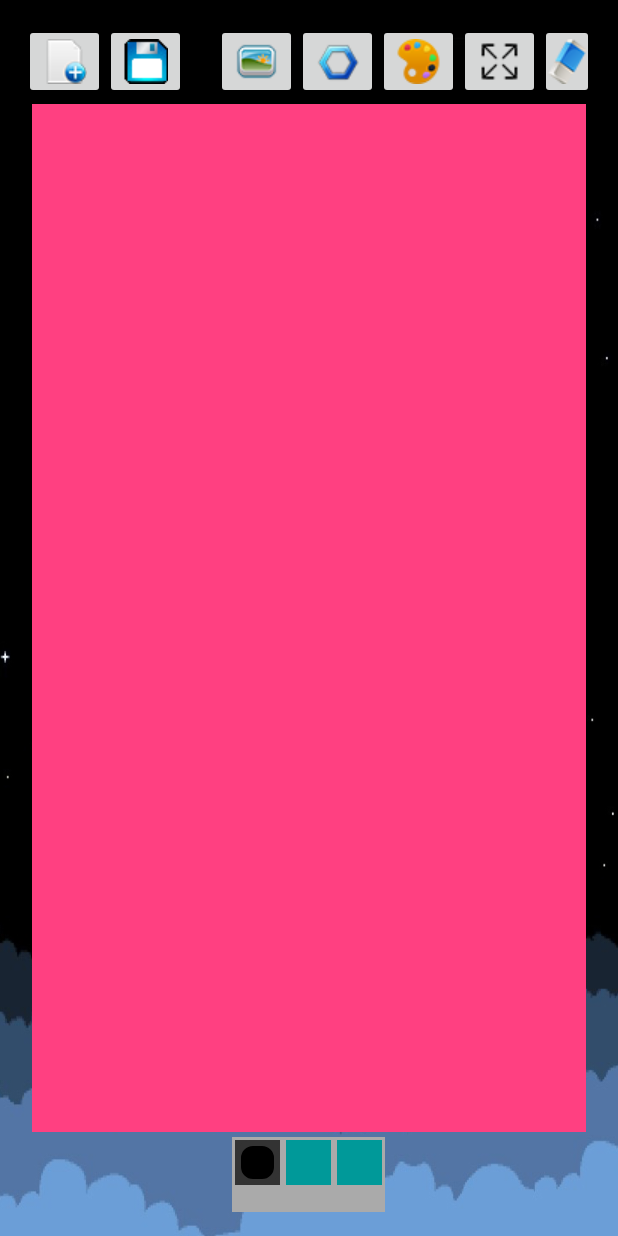
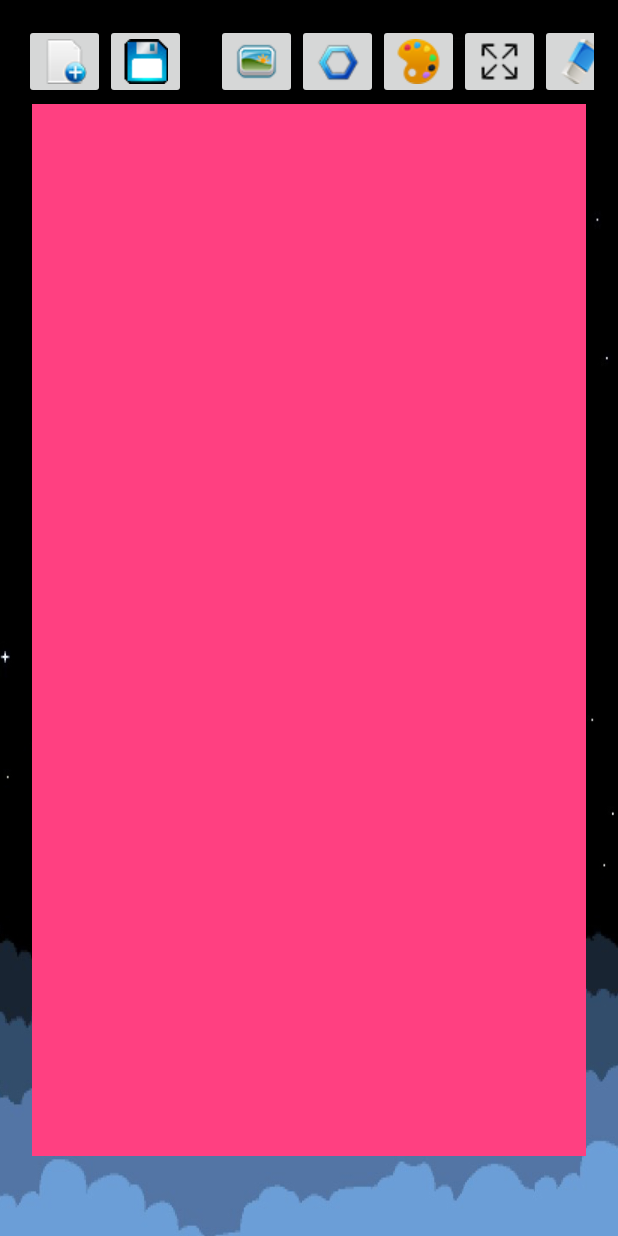
Before and after one commit to Android-Apps-Team-Charlie/The-Adventures-Of-Charlie, an Android app: the DrawingActivity screen opened directly, with no data from a screen before it, on a phone screen of 412 x 824 dp. Run offline under Robolectric (Android 15) with nearby library versions, the phone set to English and light mode, and no system bars.

Commit message:
added horizontal scrolls to toolbars

```diff
--- a/CharlieTheUnicornComicStrip/app/src/main/java/com/charlietheunicorn/charlietheunicorncomicstrip/DrawingActivity.java
+++ b/CharlieTheUnicornComicStrip/app/src/main/java/com/charlietheunicorn/charlietheunicorncomicstrip/DrawingActivity.java
@@ -6,6 +6,7 @@
 import android.content.DialogInterface;
 import android.graphics.Bitmap;
 import android.graphics.Canvas;
+import android.opengl.Visibility;
 import android.os.Bundle;
 import android.os.Environment;
 import android.provider.MediaStore;
@@ -24,9 +25,11 @@
     //custom drawing view
     private DrawingCanvasView drawingCanvasView;
     //buttons
-    private ImageButton currPaint, backgroundBtn, drawBtn, eraseBtn, newBtn, saveBtn;
+    private ImageButton currPaint, backgroundBtn, drawBtn, eraseBtn, newBtn, saveBtn, colorsBtn;
     //sizes
     private float smallBrush, mediumBrush, largeBrush;
+
+    private View footer;
     @Override
     protected void onCreate(Bundle savedInstanceState) {
         super.onCreate(savedInstanceState);
@@ -36,8 +39,8 @@
         drawingCanvasView = (DrawingCanvasView)findViewById(R.id.body);
 
         //get the palette and first color button
-        View footer = findViewById(R.id.footer);
-        LinearLayout paintLayout = (LinearLayout)footer;
+        footer = findViewById(R.id.footer);
+        LinearLayout paintLayout = (LinearLayout)footer.findViewById(R.id.drawing_toolbar_bottom_layout);
         currPaint = (ImageButton)paintLayout.getChildAt(0);
         currPaint.setImageDrawable(getResources().getDrawable(R.drawable.color_pressed));
 
@@ -69,6 +72,10 @@
         //save button
         saveBtn = (ImageButton)findViewById(R.id.save_btn);
         saveBtn.setOnClickListener(this);
+
+        //colors button
+        colorsBtn = (ImageButton)findViewById(R.id.colors_btn);
+        colorsBtn.setOnClickListener(this);
     }
 
     //user clicked paint
@@ -78,6 +85,8 @@
         //set erase false
         drawingCanvasView.setErase(false);
         drawingCanvasView.setBrushSize(drawingCanvasView.getLastBrushSize());
+
+
 
         if(view!=currPaint){
             ImageButton imgView = (ImageButton)view;
@@ -117,6 +126,18 @@
 
             brushDialog.show();
         }
+        else if(view.getId()==R.id.colors_btn){
+            int currentVisibility = footer.getVisibility();
+
+            if (currentVisibility == View.INVISIBLE){
+                footer.setVisibility(View.VISIBLE);
+            }
+            else{
+                footer.setVisibility((View.INVISIBLE));
+            }
+
+        }
+
         else if(view.getId()==R.id.background_btn){
 
             final Dialog backgroundDialog = new Dialog(this);
--- a/CharlieTheUnicornComicStrip/app/src/main/res/layout/drawing_top_toolbar.xml
+++ b/CharlieTheUnicornComicStrip/app/src/main/res/layout/drawing_top_toolbar.xml
@@ -1,8 +1,12 @@
 <?xml version="1.0" encoding="utf-8"?>
-<LinearLayout xmlns:android="http://schemas.android.com/apk/res/android"
+<HorizontalScrollView
     android:layout_width="wrap_content"
     android:layout_height="50dp"
-    android:layout_gravity="center"
+    xmlns:android="http://schemas.android.com/apk/res/android">
+
+    <LinearLayout
+        android:layout_width="match_parent"
+        android:layout_height="match_parent"
         android:orientation="horizontal"
         android:id="@+id/drawing_toolbar_top_layout">
 
@@ -71,3 +75,5 @@
         </LinearLayout>
 
     </LinearLayout>
+
+</HorizontalScrollView>
```
Also changed, not shown: CharlieTheUnicornComicStrip/app/src/main/res/layout/drawing_bottom_toolbar.xml (+102 -5 lines). Lines whose indentation alone changed are shown as unchanged.
